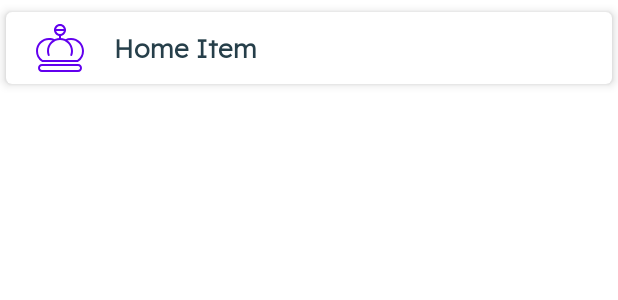
After one commit to rktuhinbd/Ittehad, an Android app: the layout item_home.xml on its own in the app's theme, with its tools: preview values and no code run, on a phone screen of 412 x 824 dp. The commit adds this screen. Shown: the top 300 px of the screen. Run offline under Robolectric (Android 15) with nearby library versions, the light colour scheme and no system bars.

Commit message:
RecyclerView implemented for Home content

```diff
--- a/app/src/main/AndroidManifest.xml
+++ b/app/src/main/AndroidManifest.xml
@@ -29,7 +29,7 @@
         android:supportsRtl="true"
         android:theme="@style/Theme.Rabeta">
         <activity
-            android:name=".view.activity.HomeActivity"
+            android:name=".home.view.activity.HomeActivity"
             android:exported="false" />
         <activity
             android:name=".splash.SplashScreenActivity"
--- /dev/null
+++ b/app/src/main/java/com/madaninagar/madani/home/model/Data.kt
@@ -0,0 +1,3 @@
+package com.madaninagar.madani.home.model
+
+data class Data(val id: Int, val homeContentItem : String, val icon : Int)
--- a/app/src/main/java/com/madaninagar/madani/view_model/HomeViewModel.kt
+++ b/app/src/main/java/com/madaninagar/madani/home/view_model/HomeViewModel.kt
@@ -1,4 +1,4 @@
-package com.madaninagar.madani.view_model
+package com.madaninagar.madani.home.view_model
 
 import androidx.lifecycle.ViewModel
 
--- a/app/src/main/java/com/madaninagar/madani/splash/SplashScreenActivity.kt
+++ b/app/src/main/java/com/madaninagar/madani/splash/SplashScreenActivity.kt
@@ -4,9 +4,8 @@ import android.content.Intent
 import android.os.Bundle
 import android.os.Handler
 import androidx.appcompat.app.AppCompatActivity
-import com.madaninagar.madani.R
 import com.madaninagar.madani.databinding.ActivitySplashScreenBinding
-import com.madaninagar.madani.view.activity.HomeActivity
+import com.madaninagar.madani.home.view.activity.HomeActivity
 
 class SplashScreenActivity : AppCompatActivity() {
 
--- /dev/null
+++ b/app/src/main/res/drawable/ic_group_white.xml
@@ -0,0 +1,5 @@
+<vector android:height="24dp" android:tint="#FFFFFF"
+    android:viewportHeight="24" android:viewportWidth="24"
+    android:width="24dp" xmlns:android="http://schemas.android.com/apk/res/android">
+    <path android:fillColor="@android:color/white" android:pathData="M16,11c1.66,0 2.99,-1.34 2.99,-3S17.66,5 16,5c-1.66,0 -3,1.34 -3,3s1.34,3 3,3zM8,11c1.66,0 2.99,-1.34 2.99,-3S9.66,5 8,5C6.34,5 5,6.34 5,8s1.34,3 3,3zM8,13c-2.33,0 -7,1.17 -7,3.5L1,19h14v-2.5c0,-2.33 -4.67,-3.5 -7,-3.5zM16,13c-0.29,0 -0.62,0.02 -0.97,0.05 1.16,0.84 1.97,1.97 1.97,3.45L17,19h6v-2.5c0,-2.33 -4.67,-3.5 -7,-3.5z"/>
+</vector>
--- /dev/null
+++ b/app/src/main/res/drawable/ic_king_crown.xml
@@ -0,0 +1,15 @@
+<vector xmlns:android="http://schemas.android.com/apk/res/android"
+    android:width="48dp"
+    android:height="48dp"
+    android:viewportWidth="48"
+    android:viewportHeight="48">
+  <path
+      android:pathData="M41.93,38H6.07l-0.251,-0.167A12.98,12.98 0,0 1,0 27c0,-7.168 5.832,-13 13,-13 2.069,0 4.128,0.499 5.954,1.442l-0.918,1.777A10.865,10.865 0,0 0,13 16C6.935,16 2,20.935 2,27a10.98,10.98 0,0 0,4.681 9h34.638A10.98,10.98 0,0 0,46 27c0,-6.065 -4.935,-11 -11,-11 -1.778,0 -3.473,0.411 -5.04,1.222l-0.919,-1.775A13.002,13.002 0,0 1,35 14c7.168,0 13,5.832 13,13a12.98,12.98 0,0 1,-5.819 10.833L41.93,38zM42,48H6c-2.611,0 -3.978,-2.013 -3.978,-4.001C2.022,42.012 3.389,40 6,40h36c2.611,0 3.978,2.013 3.978,4.001C45.978,45.988 44.611,48 42,48zM6,42c-1.46,0 -1.978,1.077 -1.978,1.999C4.022,44.922 4.54,46 6,46h36c1.46,0 1.978,-1.077 1.978,-1.999C43.978,43.078 43.46,42 42,42H6z"
+      android:fillColor="#6200ee"/>
+  <path
+      android:pathData="M12.695,32.032c-0.411,0 -0.795,-0.255 -0.942,-0.663A12.945,12.945 0,0 1,11 27c0,-7.168 5.832,-13 13,-13s13,5.832 13,13c0,1.49 -0.251,2.952 -0.746,4.346a1,1 0,0 1,-1.885 -0.67C34.788,29.498 35,28.262 35,27c0,-6.065 -4.935,-11 -11,-11s-11,4.935 -11,11c0,1.27 0.214,2.513 0.637,3.695a0.999,0.999 0,0 1,-0.942 1.337zM24,12c-3.309,0 -6,-2.691 -6,-6s2.691,-6 6,-6 6,2.691 6,6 -2.691,6 -6,6zM24,2c-2.206,0 -4,1.794 -4,4s1.794,4 4,4 4,-1.794 4,-4 -1.794,-4 -4,-4z"
+      android:fillColor="#6200ee"/>
+  <path
+      android:pathData="M29,7H19a1,1 0,1 1,0 -2h10a1,1 0,1 1,0 2zM24,16a1,1 0,0 1,-1 -1v-4a1,1 0,1 1,2 0v4a1,1 0,0 1,-1 1z"
+      android:fillColor="#6200ee"/>
+</vector>
--- /dev/null
+++ b/app/src/main/res/drawable/ic_notifications_white.xml
@@ -0,0 +1,5 @@
+<vector android:height="24dp" android:tint="#FFFFFF"
+    android:viewportHeight="24" android:viewportWidth="24"
+    android:width="24dp" xmlns:android="http://schemas.android.com/apk/res/android">
+    <path android:fillColor="@android:color/white" android:pathData="M12,22c1.1,0 2,-0.9 2,-2h-4c0,1.1 0.89,2 2,2zM18,16v-5c0,-3.07 -1.64,-5.64 -4.5,-6.32L13.5,4c0,-0.83 -0.67,-1.5 -1.5,-1.5s-1.5,0.67 -1.5,1.5v0.68C7.63,5.36 6,7.92 6,11v5l-2,2v1h16v-1l-2,-2z"/>
+</vector>
--- /dev/null
+++ b/app/src/main/res/layout/item_home.xml
@@ -0,0 +1,53 @@
+<?xml version="1.0" encoding="utf-8"?>
+
+<RelativeLayout xmlns:android="http://schemas.android.com/apk/res/android"
+    xmlns:app="http://schemas.android.com/apk/res-auto"
+    xmlns:tools="http://schemas.android.com/tools"
+    android:layout_width="match_parent"
+    android:layout_height="wrap_content">
+
+    <androidx.cardview.widget.CardView
+        android:id="@+id/cardView"
+        android:layout_width="match_parent"
+        android:layout_height="wrap_content"
+        android:layout_marginStart="@dimen/_4dp"
+        android:layout_marginTop="@dimen/_8dp"
+        android:layout_marginEnd="@dimen/_4dp"
+        android:layout_marginBottom="@dimen/_8dp"
+        android:elevation="@dimen/_4dp"
+        app:cardCornerRadius="@dimen/_4dp"
+        app:cardElevation="@dimen/_4dp">
+
+        <LinearLayout
+            android:layout_width="match_parent"
+            android:layout_height="wrap_content"
+            android:orientation="horizontal"
+            android:paddingStart="@dimen/_20dp"
+            android:paddingTop="@dimen/_8dp"
+            android:paddingEnd="@dimen/_20dp"
+            android:paddingBottom="@dimen/_8dp"
+            tools:ignore="UseCompoundDrawables">
+
+            <ImageView
+                android:id="@+id/ivIcon"
+                android:layout_width="@dimen/_32dp"
+                android:layout_height="@dimen/_32dp"
+                android:layout_marginEnd="@dimen/_20dp"
+                android:src="@drawable/ic_king_crown"
+                tools:ignore="ContentDescription" />
+
+            <TextView
+                android:id="@+id/tvHomeItem"
+                style="@style/TextStyleLexendBlueGreyH7"
+                android:layout_width="match_parent"
+                android:layout_height="wrap_content"
+                android:layout_gravity="center_vertical"
+                android:text="Home Item"
+                android:textStyle="bold"
+                tools:ignore="HardcodedText" />
+
+        </LinearLayout>
+
+    </androidx.cardview.widget.CardView>
+
+</RelativeLayout>
```
Also changed, not shown: app/src/main/java/com/madaninagar/madani/home/view/activity/HomeActivity.kt (added, +49 -0 lines), app/src/main/java/com/madaninagar/madani/home/view/adapter/RecyclerAdapter.kt (added, +44 -0 lines), app/src/main/java/com/madaninagar/madani/view/activity/HomeActivity.kt (deleted, +0 -12 lines), app/src/main/res/layout/activity_home.xml (+44 -2 lines).
